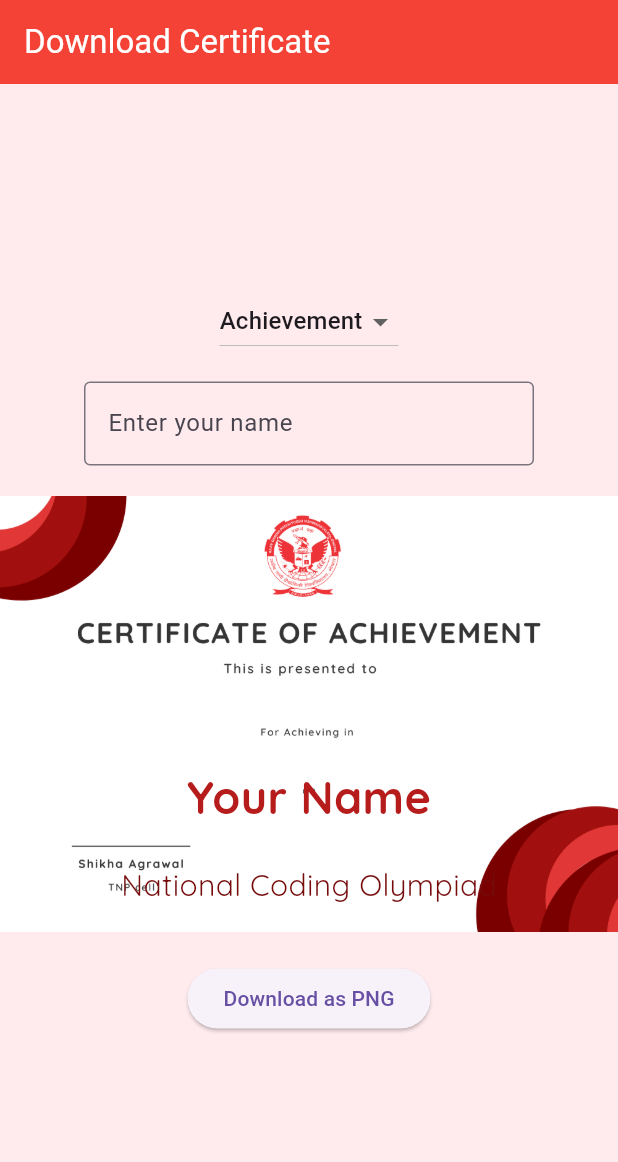
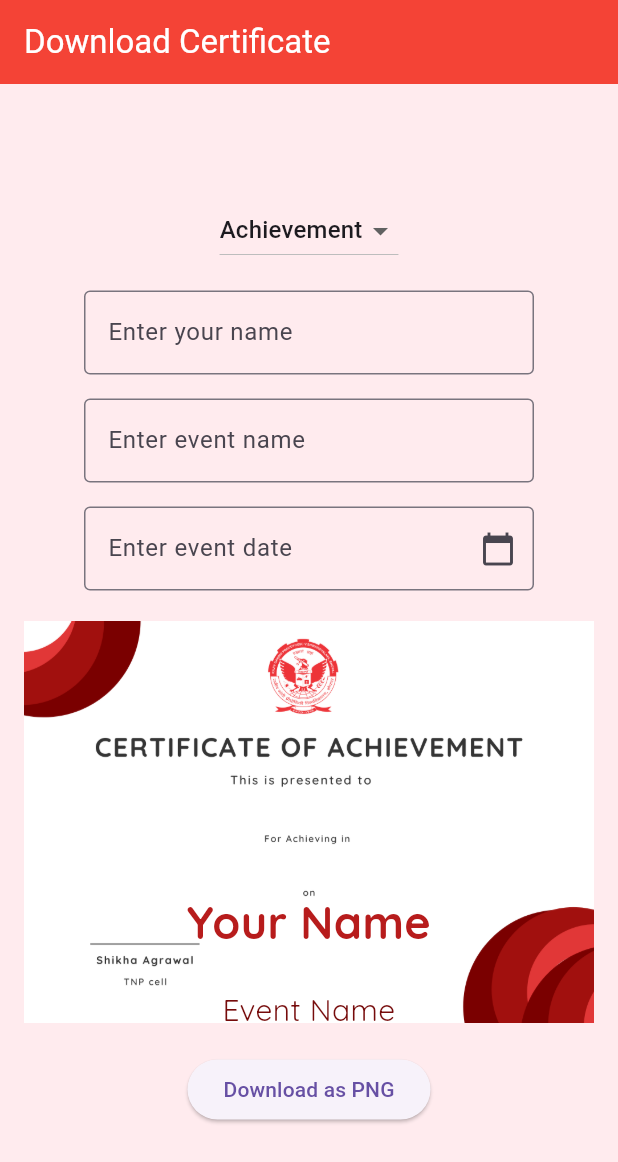
Before and after one commit to Vedika21K/Cert1, a Flutter app: the screen it shows after launch, on a phone screen of 412 x 824 dp. Shown: the top 1162 px of the screen. Run offline on Flutter 3.47's test engine with Material 3 defaults, Android fonts, the phone set to English and light mode, and no system bars; drawn by our look-alikes of screenshot; our stand-ins replace google_fonts; missing offline and left inert: dart:html.

Commit message:
Input name, event name, date

```diff
--- a/lib/certificate_page.dart
+++ b/lib/certificate_page.dart
@@ -16,23 +16,24 @@ class CertificatePage extends StatefulWidget {
 class _CertificatePageState extends State<CertificatePage> {
   final ScreenshotController _screenshotController = ScreenshotController();
   final TextEditingController _nameController = TextEditingController();
+  final TextEditingController _eventNameController = TextEditingController();
+  final TextEditingController _dateController = TextEditingController();
 
   CertificateType _selectedType = CertificateType.achievement;
+  DateTime? _selectedDateTime;
 
-  final Map<CertificateType, Map<String, String>> _eventDetails = {
-    CertificateType.achievement: {
-      'event': 'National Coding Olympiad',
-      'date': 'May 25, 2025',
-    },
-    CertificateType.completion: {
-      'event': 'Flutter Bootcamp',
-      'date': 'June 1, 2025',
-    },
-    CertificateType.participation: {
-      'event': 'AI Seminar',
-      'date': 'April 15, 2025',
-    },
-  };
+  @override
+  void initState() {
+    super.initState();
+  }
+
+  void _updateEventDetailsForSelectedType(CertificateType type) {
+    setState(() {
+      _eventNameController.clear();
+      _dateController.clear();
+      _selectedDateTime = null;
+    });
+  }
 
   String get _templateAsset {
     switch (_selectedType) {
@@ -44,9 +45,6 @@ class _CertificatePageState extends State<CertificatePage> {
         return 'assets/p.png';
     }
   }
-
-  String get _eventName => _eventDetails[_selectedType]!['event']!;
-  String get _eventDate => _eventDetails[_selectedType]!['date']!;
 
   TextStyle _getFontStyle(double size, {FontWeight? weight}) {
     switch (_selectedType) {
@@ -71,12 +69,29 @@ class _CertificatePageState extends State<CertificatePage> {
     }
   }
 
+  Future<void> _selectDate(BuildContext context) async {
+    final DateTime? picked = await showDatePicker(
+      context: context,
+      initialDate: _selectedDateTime ?? DateTime.now(),
+      firstDate: DateTime(2000),
+      lastDate: DateTime(2101),
+    );
+    if (picked != null) {
+      setState(() {
+        _selectedDateTime = picked;
+        _dateController.text =
+            "${picked.month.toString().padLeft(2, '0')}/${picked.day.toString().padLeft(2, '0')}/${picked.year}";
+      });
+    }
+  }
+
   @override
   Widget build(BuildContext context) {
     return Scaffold(
       appBar: AppBar(title: const Text("Download Certificate")),
       body: Center(
         child: SingleChildScrollView(
+          padding: const EdgeInsets.all(16.0),
           child: Column(
             mainAxisAlignment: MainAxisAlignment.center,
             children: [
@@ -92,9 +107,12 @@ class _CertificatePageState extends State<CertificatePage> {
                       );
                     }).toList(),
                 onChanged: (value) {
-                  setState(() {
-                    _selectedType = value!;
-                  });
+                  if (value != null) {
+                    setState(() {
+                      _selectedType = value;
+                      _updateEventDetailsForSelectedType(value);
+                    });
+                  }
                 },
               ),
               const SizedBox(height: 16),
@@ -109,6 +127,38 @@ class _CertificatePageState extends State<CertificatePage> {
                   onChanged: (_) => setState(() {}),
                 ),
               ),
+              const SizedBox(height: 16),
+              SizedBox(
+                width: 300,
+                child: TextField(
+                  controller: _eventNameController,
+                  decoration: const InputDecoration(
+                    labelText: "Enter event name",
+                    border: OutlineInputBorder(),
+                  ),
+                  onChanged: (_) => setState(() {}),
+                ),
+              ),
+              const SizedBox(height: 16),
+              SizedBox(
+                width: 300,
+                child: TextField(
+                  controller: _dateController,
+                  decoration: InputDecoration(
+                    labelText: "Enter event date",
+                    border: const OutlineInputBorder(),
+                    suffixIcon: IconButton(
+                      icon: const Icon(Icons.calendar_today),
+                      onPressed: () => _selectDate(context),
+                    ),
+                  ),
+                  onTap: () {
+                    FocusScope.of(context).requestFocus(FocusNode());
+                    _selectDate(context);
+                  },
+                  onChanged: (_) => setState(() {}),
+                ),
+              ),
               const SizedBox(height: 20),
               Screenshot(
                 controller: _screenshotController,
@@ -116,7 +166,6 @@ class _CertificatePageState extends State<CertificatePage> {
                   alignment: Alignment.center,
                   children: [
                     Image.asset(_templateAsset, width: 600),
-                    // Name
                     Positioned(
                       top: 179,
                       left: 0,
@@ -126,32 +175,37 @@ class _CertificatePageState extends State<CertificatePage> {
                           _nameController.text.isEmpty
                               ? "Your Name"
                               : _nameController.text,
+                          textAlign: TextAlign.center,
                           style: _getFontStyle(30, weight: FontWeight.bold),
                         ),
                       ),
                     ),
-                    // Event Name
                     Positioned(
                       top: 245,
                       left: 0,
                       right: 0,
                       child: Center(
                         child: Text(
-                          _eventName,
+                          _eventNameController.text.isEmpty
+                              ? "Event Name"
+                              : _eventNameController.text,
+                          textAlign: TextAlign.center,
                           style: _getFontStyle(20).copyWith(
                             color: const Color.fromARGB(255, 118, 11, 11),
                           ),
                         ),
                       ),
                     ),
-                    // Date
                     Positioned(
                       top: 290,
                       left: 0,
                       right: 0,
                       child: Center(
                         child: Text(
-                          _eventDate,
+                          _dateController.text.isEmpty
+                              ? "Event Date"
+                              : _dateController.text,
+                          textAlign: TextAlign.center,
                           style: _getFontStyle(15).copyWith(
                             color: const Color.fromARGB(255, 121, 13, 13),
                           ),
@@ -169,10 +223,9 @@ class _CertificatePageState extends State<CertificatePage> {
                   if (imageBytes != null) {
                     final blob = html.Blob([imageBytes]);
                     final url = html.Url.createObjectUrlFromBlob(blob);
-                    final anchor =
-                        html.AnchorElement(href: url)
-                          ..setAttribute("download", "certificate.png")
-                          ..click();
+                    html.AnchorElement(href: url)
+                      ..setAttribute("download", "certificate.png")
+                      ..click();
                     html.Url.revokeObjectUrl(url);
                   }
                 },
@@ -188,6 +241,8 @@ class _CertificatePageState extends State<CertificatePage> {
   @override
   void dispose() {
     _nameController.dispose();
+    _eventNameController.dispose();
+    _dateController.dispose();
     super.dispose();
   }
 }
```
